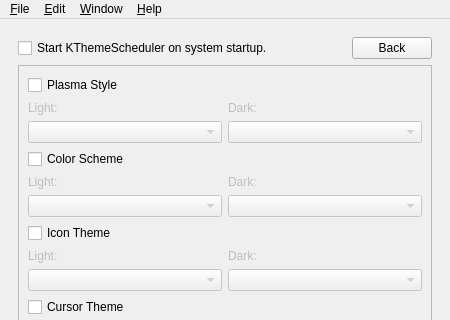
First picture: the form in mainwindow.ui, repository baduhai/Koi, before the edit; both pictures show x 0 to 450 and y 0 to 320 of the 450 by 600 pixel window.
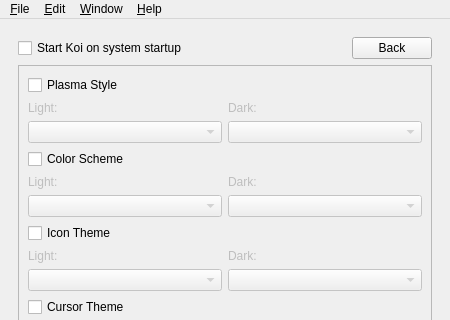
Second picture: the form after the edit. The open tabs and pages were chosen to show the change. Icons and pictures are not drawn.

What changed in the file:
```diff
--- a/mainwindow.ui
+++ b/mainwindow.ui
@@ -166,7 +166,7 @@
           <item>
            <widget class="QCheckBox" name="startupCheckBox">
             <property name="text">
-             <string>Start KThemeScheduler on system startup.</string>
+             <string>Start Koi on system startup</string>
             </property>
            </widget>
           </item>
```
Left out of the diff: 24 changed lines with no effect on the pictures.
